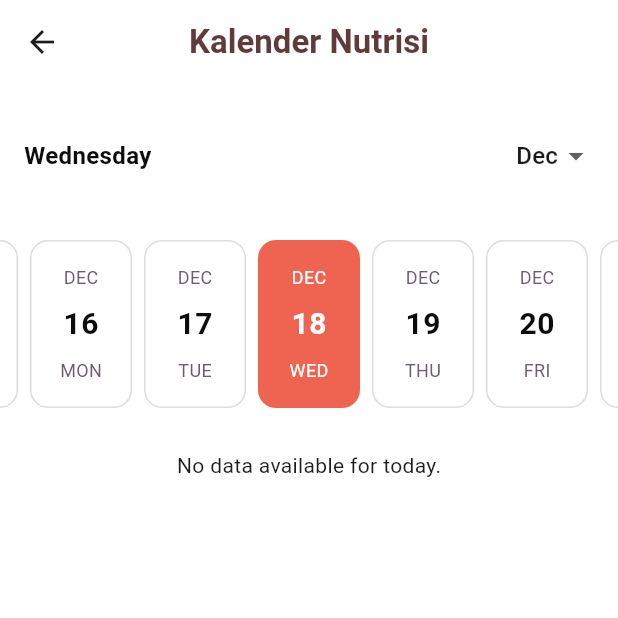
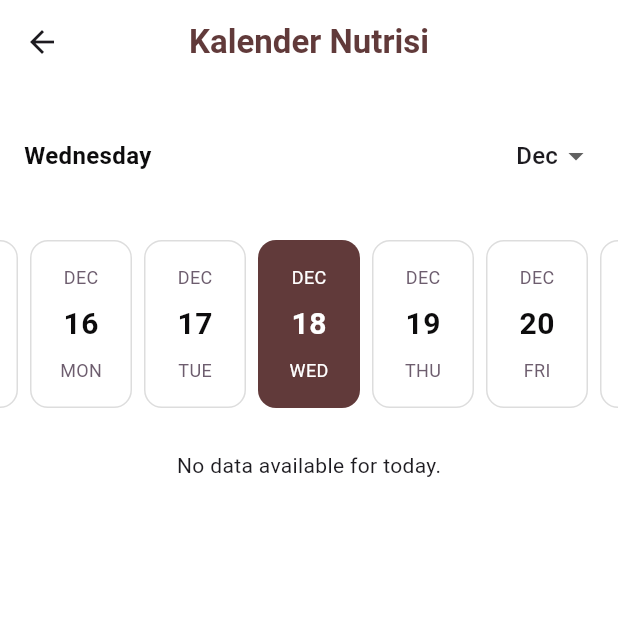
Before and after one commit to nailahazhr/tekber-finalproject, a Flutter app: the CalendarScreen screen opened directly, on a phone screen of 412 x 824 dp, the top half of it. Run offline on Flutter 3.47's test engine with Material 3 defaults, Android fonts, the phone set to English and light mode, and no system bars; drawn by our look-alikes of easy_date_timeline; our stand-ins replace cached_network_image, cloud_firestore, firebase_auth, firebase_core; accounts and stored records are empty.

Commit message:
Update calendar_screen.dart

```diff
--- a/lib/screens/calendar_screen.dart
+++ b/lib/screens/calendar_screen.dart
@@ -52,7 +52,7 @@ class _CalendarScreenState extends State<CalendarScreen> {
               _selectedDay = selectedDate;
             });
           },
-          activeColor: tSecondaryColor,
+          activeColor: tThirdColor,
         ),
         const SizedBox(height: 20),
         StreamBuilder<QuerySnapshot>(
```
